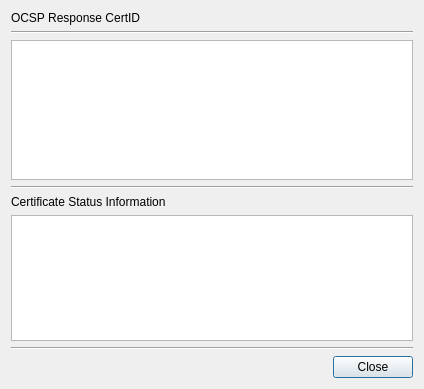
Before: the Qt Designer form BerEditor/cert_id_dlg.ui in jykim74/BerEditor, drawn with Qt 5.
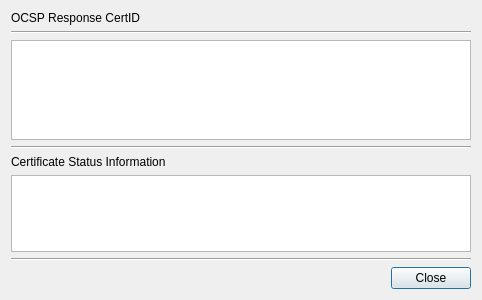
After: the same form once the commit is applied.

```diff
--- a/BerEditor/cert_id_dlg.ui
+++ b/BerEditor/cert_id_dlg.ui
@@ -6,8 +6,8 @@
    <rect>
     <x>0</x>
     <y>0</y>
-    <width>424</width>
-    <height>389</height>
+    <width>478</width>
+    <height>300</height>
    </rect>
   </property>
   <property name="windowTitle">
@@ -33,7 +33,7 @@
      <property name="minimumSize">
       <size>
        <width>0</width>
-       <height>140</height>
+       <height>100</height>
       </size>
      </property>
      <attribute name="horizontalHeaderHighlightSections">
@@ -66,7 +66,7 @@
     <widget class="QTableWidget" name="mStatusTable">
      <property name="minimumSize">
       <size>
-       <width>400</width>
+       <width>460</width>
        <height>0</height>
       </size>
      </property>
```
